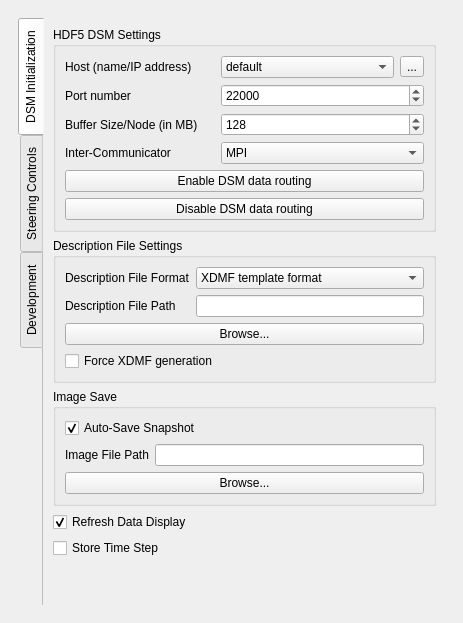
First picture: the form in pqDSMViewerPanel.ui, repository soumagne/icarus, before the edit.
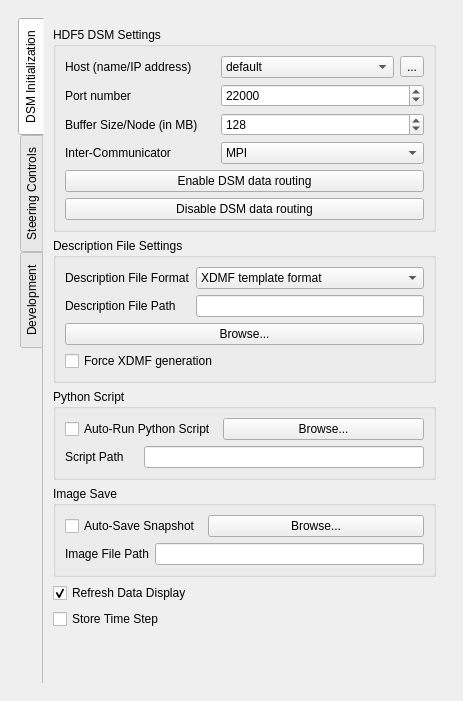
Second picture: the form after the edit. Icons and pictures are not drawn.

Commit message: Add GUI option for python script running on each time step

Diff of the .ui file:
```diff
--- a/pqDSMViewerPanel.ui
+++ b/pqDSMViewerPanel.ui
@@ -7,7 +7,7 @@
     <x>0</x>
     <y>0</y>
     <width>463</width>
-    <height>623</height>
+    <height>701</height>
    </rect>
   </property>
   <property name="windowTitle">
@@ -28,8 +28,8 @@
         <rect>
          <x>0</x>
          <y>0</y>
-         <width>437</width>
-         <height>676</height>
+         <width>445</width>
+         <height>661</height>
         </rect>
        </property>
        <layout class="QVBoxLayout" name="verticalLayout_4">
@@ -358,6 +358,64 @@
               </layout>
              </widget>
             </item>
+            <item>
+             <widget class="QGroupBox" name="imageSaveBox_2">
+              <property name="title">
+               <string>Python Script</string>
+              </property>
+              <layout class="QGridLayout" name="gridLayout_6">
+               <item row="0" column="0" colspan="2">
+                <widget class="QCheckBox" name="runScript">
+                 <property name="sizePolicy">
+                  <sizepolicy hsizetype="Expanding" vsizetype="Fixed">
+                   <horstretch>0</horstretch>
+                   <verstretch>0</verstretch>
+                  </sizepolicy>
+                 </property>
+                 <property name="toolTip">
+                  <string>Save an image after every new data triggered render</string>
+                 </property>
+                 <property name="text">
+                  <string>Auto-Run Python Script</string>
+                 </property>
+                 <property name="checked">
+                  <bool>false</bool>
+                 </property>
+                </widget>
+               </item>
+               <item row="2" column="0">
+                <widget class="QLabel" name="scriptPathlabel">
+                 <property name="text">
+                  <string>Script Path</string>
+                 </property>
+                </widget>
+               </item>
+               <item row="2" column="1" colspan="2">
+                <widget class="QLineEdit" name="scriptPath">
+                 <property name="sizePolicy">
+                  <sizepolicy hsizetype="Expanding" vsizetype="Fixed">
+                   <horstretch>0</horstretch>
+                   <verstretch>0</verstretch>
+                  </sizepolicy>
+                 </property>
+                </widget>
+               </item>
+               <item row="0" column="2">
+                <widget class="QPushButton" name="browseScript">
+                 <property name="sizePolicy">
+                  <sizepolicy hsizetype="Expanding" vsizetype="Fixed">
+                   <horstretch>0</horstretch>
+                   <verstretch>0</verstretch>
+                  </sizepolicy>
+                 </property>
+                 <property name="text">
+                  <string>Browse...</string>
+                 </property>
+                </widget>
+               </item>
+              </layout>
+             </widget>
+            </item>
             <item>
              <widget class="QGroupBox" name="imageSaveBox">
               <property name="title">
@@ -379,7 +437,7 @@
                   <string>Auto-Save Snapshot</string>
                  </property>
                  <property name="checked">
-                  <bool>true</bool>
+                  <bool>false</bool>
                  </property>
                 </widget>
                </item>
@@ -390,7 +448,7 @@
                  </property>
                 </widget>
                </item>
-               <item row="1" column="1">
+               <item row="1" column="1" colspan="2">
                 <widget class="QLineEdit" name="imageFilePath">
                  <property name="sizePolicy">
                   <sizepolicy hsizetype="Expanding" vsizetype="Fixed">
@@ -400,7 +458,7 @@
                  </property>
                 </widget>
                </item>
-               <item row="2" column="0" colspan="2">
+               <item row="0" column="2">
                 <widget class="QPushButton" name="browseFileImage">
                  <property name="sizePolicy">
                   <sizepolicy hsizetype="Expanding" vsizetype="Fixed">
```
The commit also changes 2 other files.
